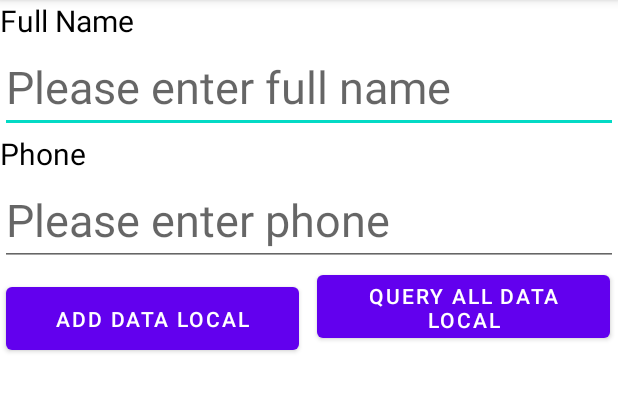
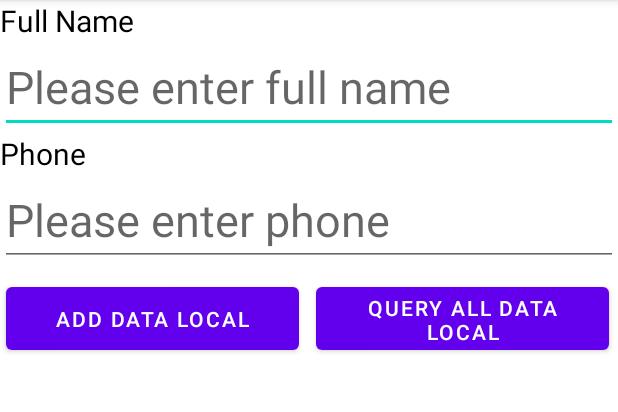
Before and after one commit to ThanhhTruongg1901/mobile_labs_20522079, an Android app: the screen it shows after launch (MainActivity), on a phone screen of 412 x 824 dp, the part 84-496 px from its top. Run offline under Robolectric (Android 15) with nearby library versions, the phone set to English and light mode, and no system bars.

Commit message:
complete lab3

```diff
--- a/app/src/main/AndroidManifest.xml
+++ b/app/src/main/AndroidManifest.xml
@@ -12,6 +12,9 @@
         android:theme="@style/Theme.Lab03_SQLite"
         tools:targetApi="31">
         <activity
+            android:name=".AllDataActivity"
+            android:exported="false" />
+        <activity
             android:name=".MainActivity"
             android:exported="true">
             <intent-filter>
--- a/app/src/main/java/com/example/lab03_sqlite/DatabaseHelper.java
+++ b/app/src/main/java/com/example/lab03_sqlite/DatabaseHelper.java
@@ -6,7 +6,7 @@ import android.database.sqlite.SQLiteOpenHelper;
 import androidx.annotation.Nullable;
 public class DatabaseHelper extends SQLiteOpenHelper {
 
-    private static final String DATABASE_CREATE = "create table Person (_id integer primary key autoincrement, "
+    private static final String DATABASE_CREATE = "create table Person (id integer primary key autoincrement, "
             + "name text not null," +
             "phone text not null);";
 
--- a/app/src/main/java/com/example/lab03_sqlite/DbAdapter.java
+++ b/app/src/main/java/com/example/lab03_sqlite/DbAdapter.java
@@ -5,10 +5,8 @@ import android.content.Context;
 import android.database.Cursor;
 import android.database.sqlite.SQLiteDatabase;
 
-import com.example.lab03_sqlite.*;
-
 public class DbAdapter {
-    public static final String KEY_ID = "_id";
+    public static final String KEY_ID = "id";
     public static final String KEY_NAME = "name";
     public static final String KEY_PHONE ="phone";
 
@@ -33,7 +31,7 @@ public class DbAdapter {
         dbHelper.close();
     }
 
-    public long createUser(String name, String phone) {
+    public long createPerson(String name, String phone) {
         ContentValues inititalValues = new ContentValues();
         inititalValues.put(KEY_NAME, name);
         inititalValues.put(KEY_PHONE, phone);
--- a/app/src/main/java/com/example/lab03_sqlite/MainActivity.java
+++ b/app/src/main/java/com/example/lab03_sqlite/MainActivity.java
@@ -1,14 +1,77 @@
 package com.example.lab03_sqlite;
 
 import androidx.appcompat.app.AppCompatActivity;
+import com.example.lab03_sqlite.*;
 
+import android.content.Intent;
+import android.database.Cursor;
 import android.os.Bundle;
+import android.view.View;
+import android.widget.*;
+
+import java.util.ArrayList;
+import java.util.List;
+
 
 public class MainActivity extends AppCompatActivity {
+
+    private DbAdapter dbAdapter;
+    private Cursor cursor;
+    ArrayList<String> arrPeople;
+
+    Button btnAddLocal, btnQueryAll;
+    EditText edtFullName, edtPhone;
+    ListView lvData;
+
+
 
     @Override
     protected void onCreate(Bundle savedInstanceState) {
         super.onCreate(savedInstanceState);
         setContentView(R.layout.activity_main);
+
+        btnAddLocal = (Button) findViewById(R.id.AddLocal);
+        btnQueryAll = (Button) findViewById(R.id.QueryAll);
+        edtFullName = (EditText) findViewById(R.id.FullName);
+        edtPhone = (EditText) findViewById(R.id.Phone);
+        lvData = (ListView) findViewById(R.id.Data);
+        arrPeople = new ArrayList<>();
+        dbAdapter = new DbAdapter(this);
+
+        btnAddLocal.setOnClickListener(
+                new View.OnClickListener() {
+                    @Override
+                    public void onClick(View view) {
+                        String name = edtFullName.getText().toString();
+                        String phone = edtPhone.getText().toString();
+                        dbAdapter.open();
+                        dbAdapter.createPerson(name,phone);
+                        String info = name + " - " + phone;
+                        arrPeople.add(info);
+                        ArrayAdapter adapter = new ArrayAdapter(MainActivity.this, android.R.layout.simple_list_item_1, arrPeople);
+                        lvData.setAdapter(adapter);
+
+                    }
+                }
+        );
+
+        btnQueryAll.setOnClickListener(
+                new View.OnClickListener() {
+                    @Override
+                    public void onClick(View view) {
+                        Intent intent = new Intent(MainActivity.this, AllDataActivity.class);
+                        startActivity(intent);
+                    }
+                }
+
+        );
+
+
+
+
+
+
+
+
     }
 }
--- a/app/src/main/res/layout/activity_main.xml
+++ b/app/src/main/res/layout/activity_main.xml
@@ -52,12 +52,20 @@
             android:id="@+id/QueryAll"
             android:layout_width="195dp"
             android:layout_height="54dp"
-            android:layout_marginStart="12dp"
+            android:layout_marginStart="15dp"
+            android:layout_marginTop="8dp"
+            android:layout_marginEnd="10dp"
             android:text="Query all data local"
+            app:layout_constraintEnd_toEndOf="parent"
             app:layout_constraintStart_toEndOf="@+id/AddLocal"
-            tools:ignore="MissingConstraints"
-            tools:layout_editor_absoluteY="7dp" />
+            app:layout_constraintTop_toTopOf="parent"
+            tools:ignore="MissingConstraints" />
     </androidx.constraintlayout.widget.ConstraintLayout>
+
+    <ListView
+        android:id="@+id/Data"
+        android:layout_width="wrap_content"
+        android:layout_height="wrap_content" />
 
 
 </LinearLayout>
```
Also changed, not shown: app/src/main/java/com/example/lab03_sqlite/AllDataActivity.java (added, +66 -0 lines), app/src/main/java/com/example/lab03_sqlite/Person.java (added, +16 -0 lines), app/src/main/res/layout/activity_all_data.xml (added, +33 -0 lines), 1 other file.
